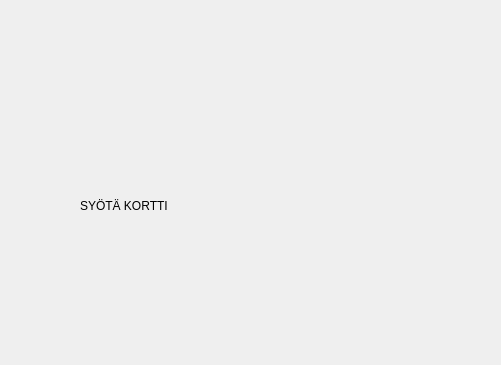
Above: bank-automat/mainwindow.ui from Samulimv/mybankautomat_project before the change; both pictures show x 120 to 621 and y 0 to 365 of the 800 by 600 pixel window. Below: the same form after it.
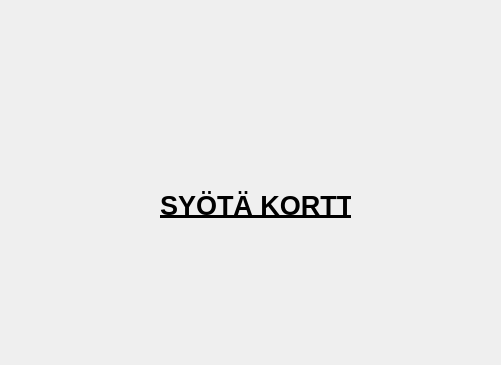
That is the form after the change.

The edit to the form file:
```diff
--- a/bank-automat/mainwindow.ui
+++ b/bank-automat/mainwindow.ui
@@ -17,12 +17,19 @@
    <widget class="QLabel" name="statusLabel">
     <property name="geometry">
      <rect>
-      <x>200</x>
+      <x>280</x>
       <y>150</y>
-      <width>341</width>
+      <width>191</width>
       <height>111</height>
      </rect>
     </property>
+    <property name="font">
+     <font>
+      <pointsize>20</pointsize>
+      <bold>true</bold>
+      <underline>true</underline>
+     </font>
+    </property>
     <property name="text">
      <string>SYÖTÄ KORTTI</string>
     </property>
```
